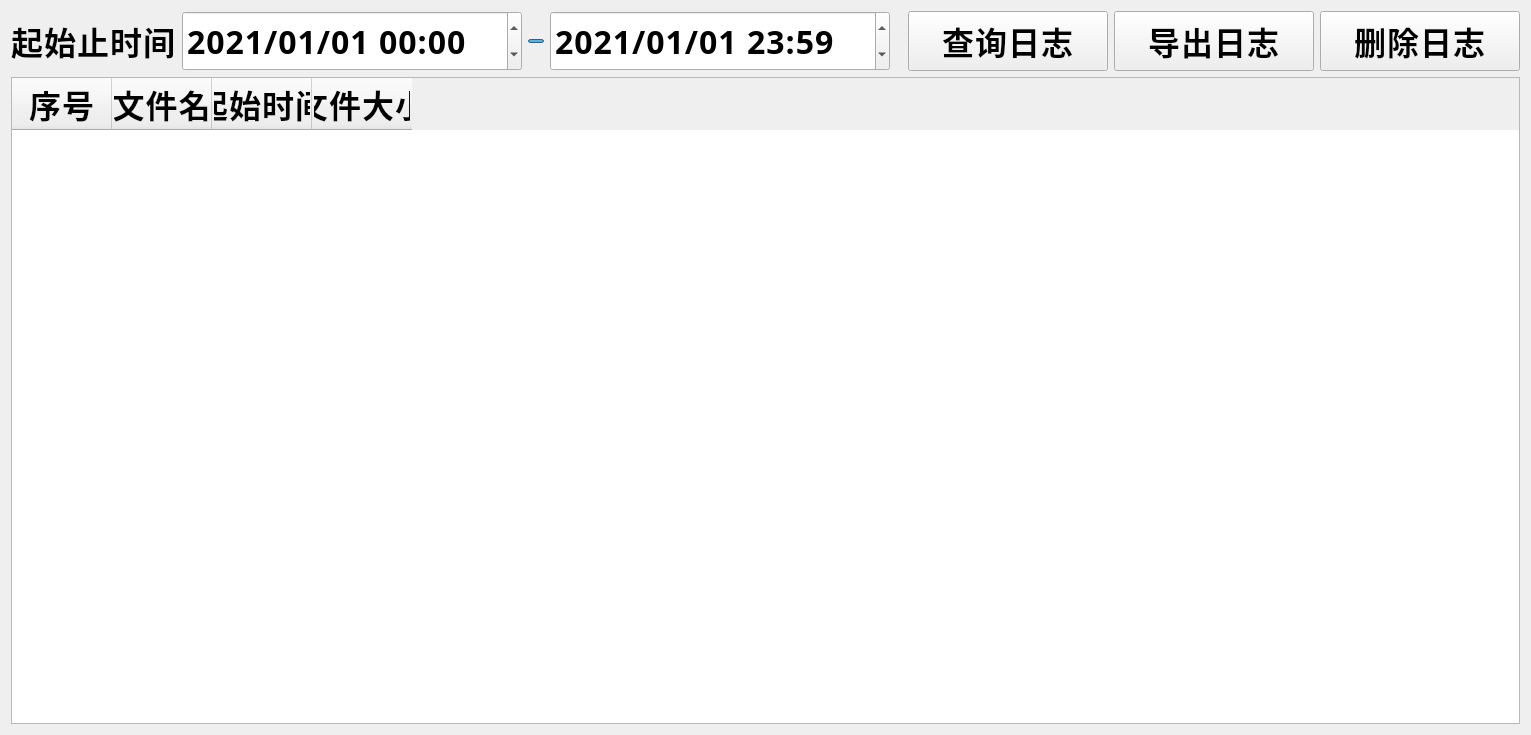
Qt form SSCard_System/Sys_logmanager.ui (leithergit/SSCard_System) before a commit.
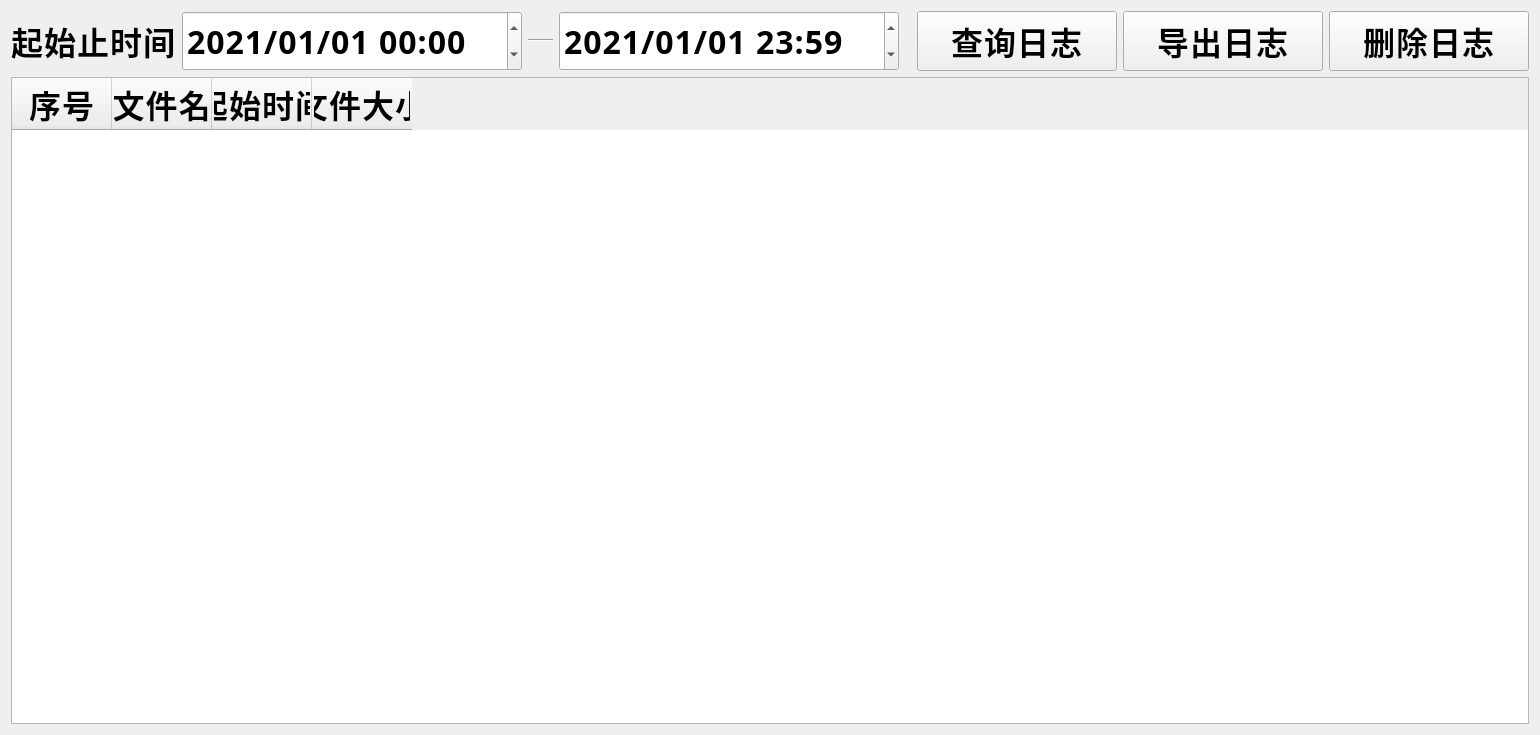
The same form after that commit.

What changed in the file:
```diff
--- a/SSCard_System/Sys_logmanager.ui
+++ b/SSCard_System/Sys_logmanager.ui
@@ -6,7 +6,7 @@
    <rect>
     <x>0</x>
     <y>0</y>
-    <width>1531</width>
+    <width>1540</width>
     <height>735</height>
    </rect>
   </property>
@@ -74,24 +74,21 @@
         </widget>
        </item>
        <item>
-        <widget class="QProgressBar" name="progressBar">
+        <widget class="Line" name="line">
          <property name="minimumSize">
           <size>
-           <width>16</width>
-           <height>2</height>
+           <width>25</width>
+           <height>3</height>
           </size>
          </property>
          <property name="maximumSize">
           <size>
-           <width>24</width>
-           <height>4</height>
+           <width>50</width>
+           <height>3</height>
           </size>
          </property>
-         <property name="value">
-          <number>100</number>
-         </property>
-         <property name="textVisible">
-          <bool>false</bool>
+         <property name="orientation">
+          <enum>Qt::Horizontal</enum>
          </property>
         </widget>
        </item>
```
